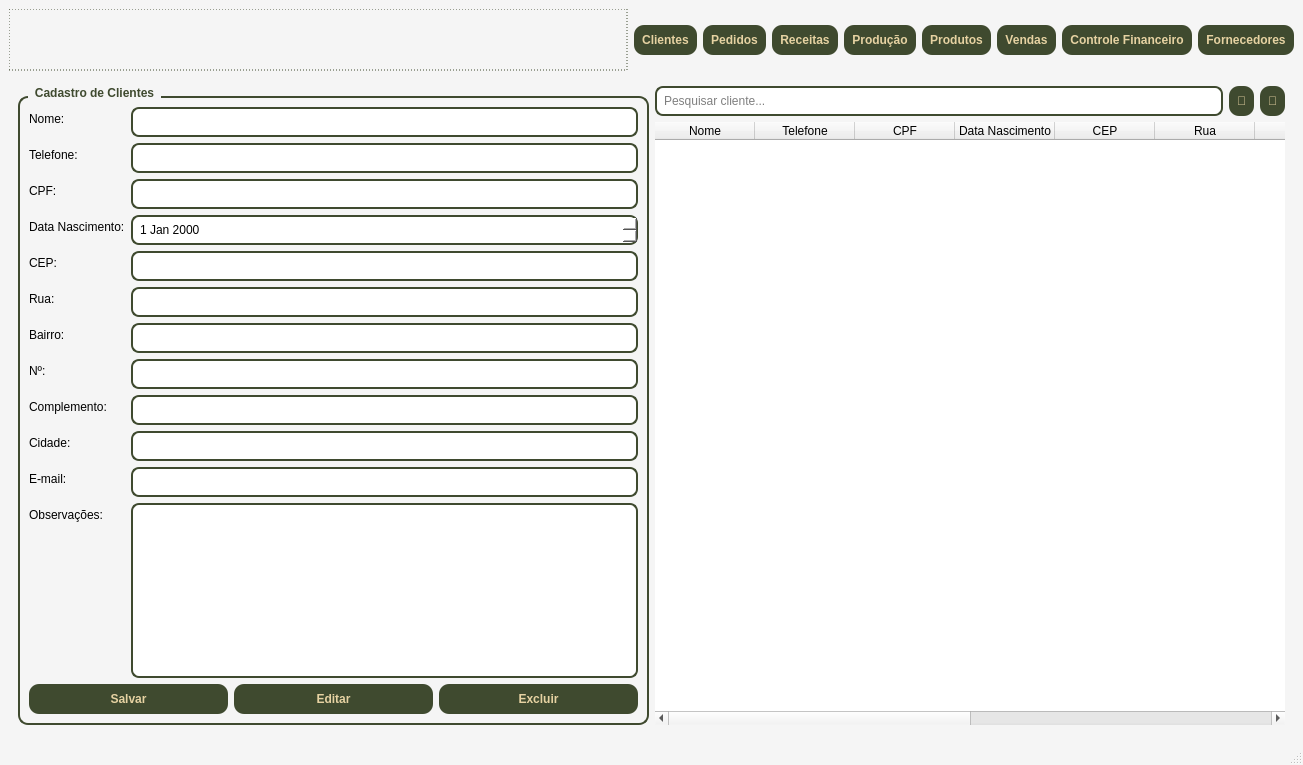
Qt form telas/tela_menu.ui (Faeldh/sistema_confeitaria) before a commit.
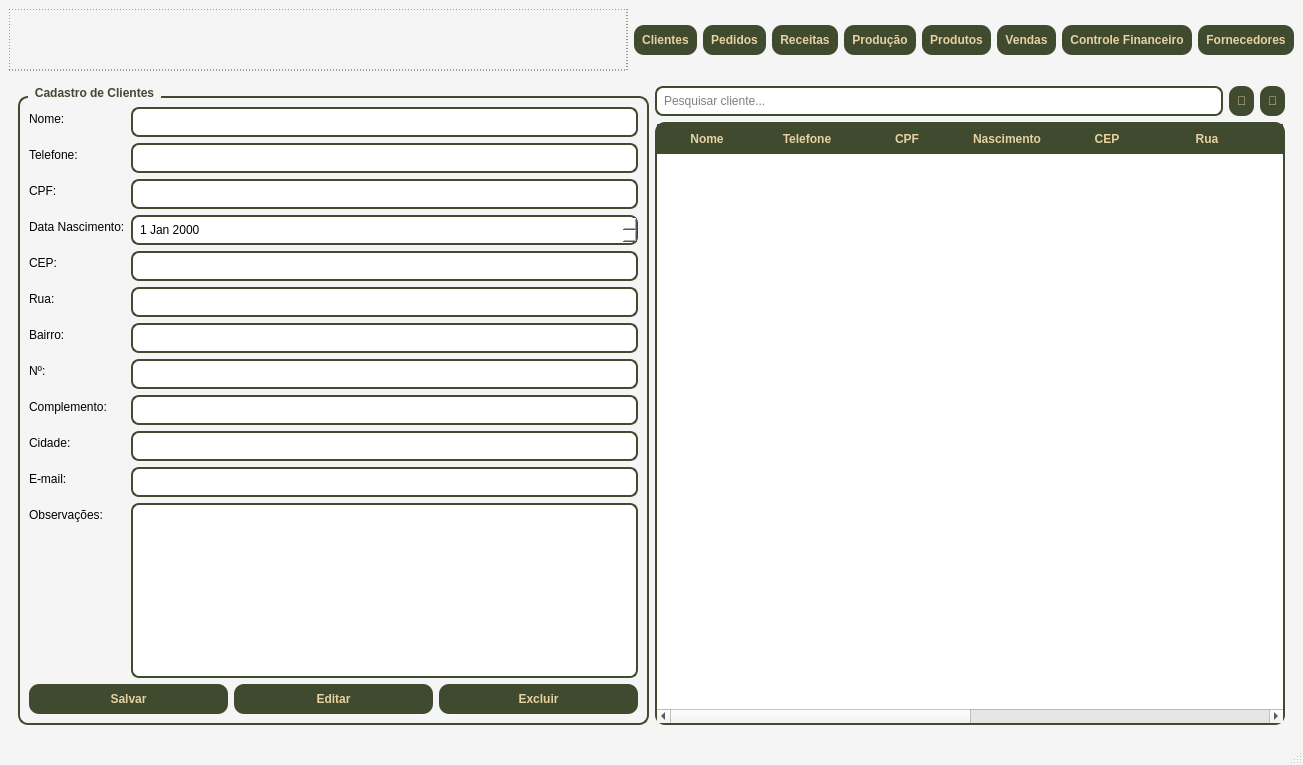
The same form after that commit.

```diff
--- a/telas/tela_menu.ui
+++ b/telas/tela_menu.ui
@@ -297,6 +297,38 @@
           </item>
           <item>
            <widget class="QTableWidget" name="tableWidgetClientes">
+            <property name="styleSheet">
+             <string notr="true">QTableWidget#tableWidgetClientes {
+    background-color: white;
+    gridline-color: #3F4A2F;
+    border: 2px solid #3F4A2F;
+    border-radius: 10px;
+    selection-background-color: #3F4A2F;
+    selection-color: #E6D2A2;
+    font-size: 12px;
+}
+
+QTableWidget#tableWidgetClientes::item {
+    padding: 6px;
+}
+
+QTableWidget#tableWidgetClientes::item:selected {
+    background-color: #3F4A2F;
+    color: #E6D2A2;
+}
+
+QTableWidget#tableWidgetClientes QHeaderView::section {
+    background-color: #3F4A2F;
+    color: #E6D2A2;
+    padding: 6px;
+    border: none;
+    font-weight: bold;
+}
+
+QTableWidget#tableWidgetClientes {
+    alternate-background-color: #F0F0F0;
+}</string>
+            </property>
             <property name="rowCount">
              <number>0</number>
             </property>
@@ -320,7 +352,7 @@
             </column>
             <column>
              <property name="text">
-              <string>Data Nascimento</string>
+              <string>Nascimento</string>
              </property>
             </column>
             <column>
```
